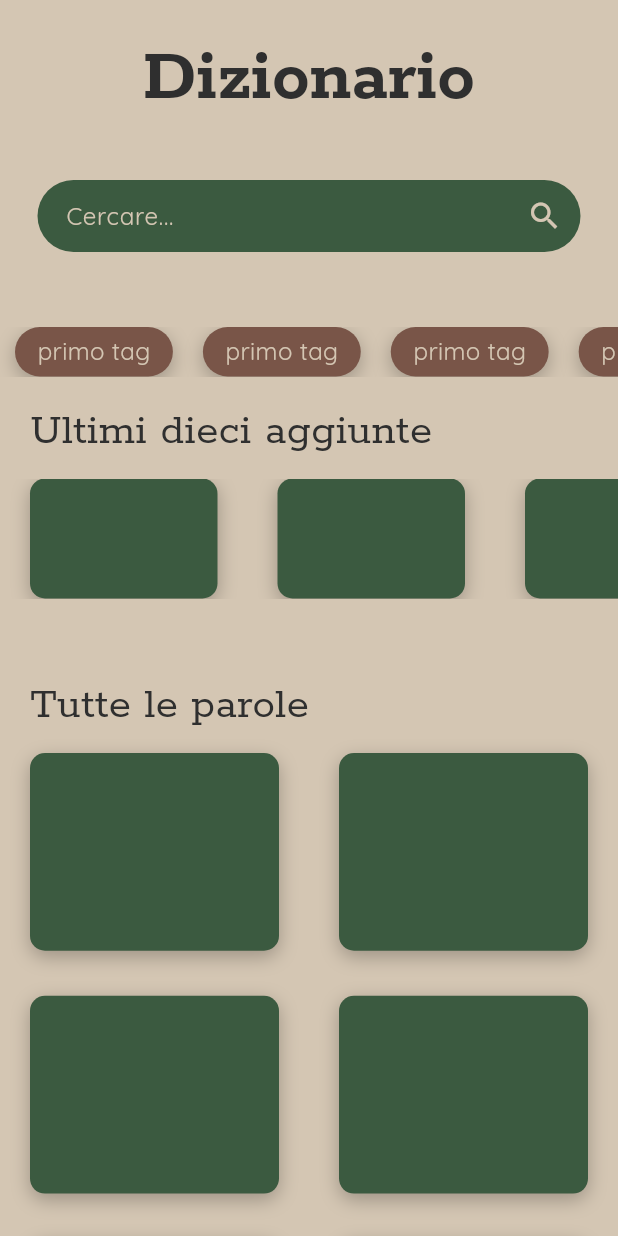
After one commit to Blackfight-Studios/radici-parlate, a Flutter app: the DictionaryScreen screen opened directly, on a phone screen of 412 x 824 dp. The commit adds this screen. Run offline on Flutter 3.47's test engine with Material 3 defaults, Android fonts, the phone set to English and light mode, and no system bars.

Commit message:
Add dictionnary screen
- Added dictionnary screen with all components

```diff
--- a/lib/main.dart
+++ b/lib/main.dart
@@ -1,5 +1,6 @@
 import 'package:flutter/material.dart';
 import 'package:flutter/services.dart';
+import 'package:radici_parlate/screens/dictionary.dart';
 import 'package:radici_parlate/screens/home.dart';
 import 'package:radici_parlate/screens/tradition.dart';
 import 'package:radici_parlate/theme/theme.dart';
@@ -38,7 +39,7 @@ class _MainPageState extends State<MainPage> {
   int _selectedIndexPage = 2; // default Home page
 
   final List<Widget> _pages = [
-    const HomeScreen(),
+    const DictionaryScreen(),
     const HomeScreen(),
     const HomeScreen(),
     const TraditionScreen(),
--- /dev/null
+++ b/lib/screens/dictionary.dart
@@ -0,0 +1,64 @@
+import 'package:flutter/material.dart';
+import 'package:radici_parlate/widgets/category/category_container.dart';
+import 'package:radici_parlate/widgets/dictionary/word_card.dart';
+import 'package:radici_parlate/widgets/tag/tags_container.dart';
+
+import '../utils/strings.dart';
+import '../widgets/dictionary/grid_container.dart';
+import '../widgets/searchbar/search_bar.dart';
+
+class DictionaryScreen extends StatefulWidget {
+  const DictionaryScreen({super.key});
+
+  @override
+  State<DictionaryScreen> createState() => _DictionaryScreenState();
+}
+
+class _DictionaryScreenState extends State<DictionaryScreen> {
+
+
+  @override
+  Widget build(BuildContext context) {
+    String query = "";
+    return Scaffold(
+      body: SingleChildScrollView(child: Padding(padding: const EdgeInsets.only(top: 15, bottom: 100), child: Column(
+        children: [
+          Center(child: Text("Dizionario", style: Theme.of(context).textTheme.titleMedium,)),
+          Padding(padding: const EdgeInsets.only(left: 25, right: 25, top: 30, bottom: 50), child: AppSearchBar(onSearch: (query) {})),
+          const TagsContainer(tagsName: ["primo tag", "primo tag", "primo tag", "primo tag", "primo tag", "primo tag"]),
+          CategoryContainer(categoryTitle: Strings.recent10, cards: getRecentAddCard()),
+          GridContainer(gridTitle: Strings.wordsGrid, cards: getAllCards()),
+        ],
+      ),),),
+    );
+  }
+
+  List<WordCard> getRecentAddCard() {
+    List<WordCard> cards = [];
+    cards.add(const WordCard());
+    cards.add(const WordCard());
+    cards.add(const WordCard());
+    cards.add(const WordCard());
+    cards.add(const WordCard());
+    cards.add(const WordCard());
+    cards.add(const WordCard());
+    cards.add(const WordCard());
+    cards.add(const WordCard());
+    return cards;
+  }
+
+  List<WordCard> getAllCards() {
+    List<WordCard> cards = [];
+    cards.add(const WordCard());
+    cards.add(const WordCard());
+    cards.add(const WordCard());
+    cards.add(const WordCard());
+    cards.add(const WordCard());
+    cards.add(const WordCard());
+    cards.add(const WordCard());
+    cards.add(const WordCard());
+    cards.add(const WordCard());
+    return cards;
+  }
+
+}
```
